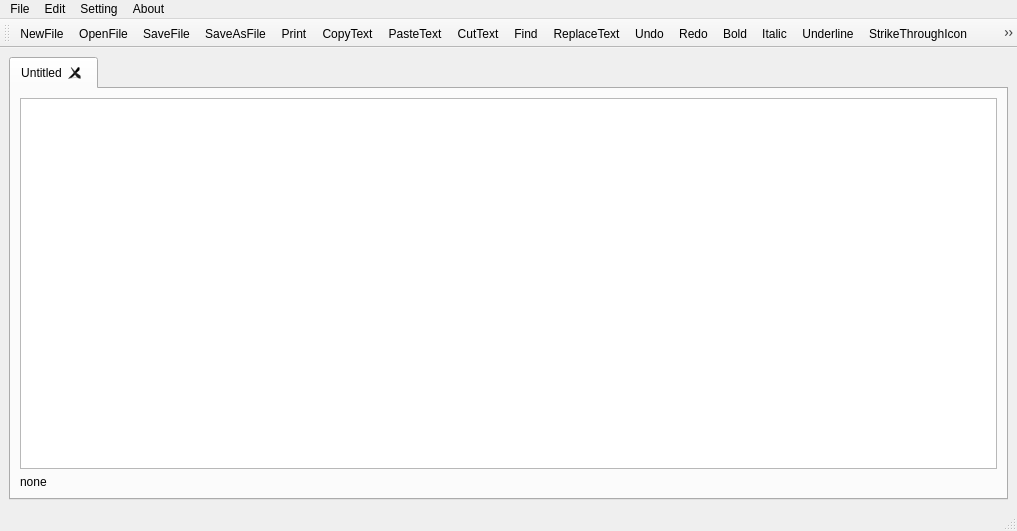
Before: the Qt Designer form src/mainwindow.ui in Klaksyn/FlexuraNoteRemaster, drawn with Qt 5.
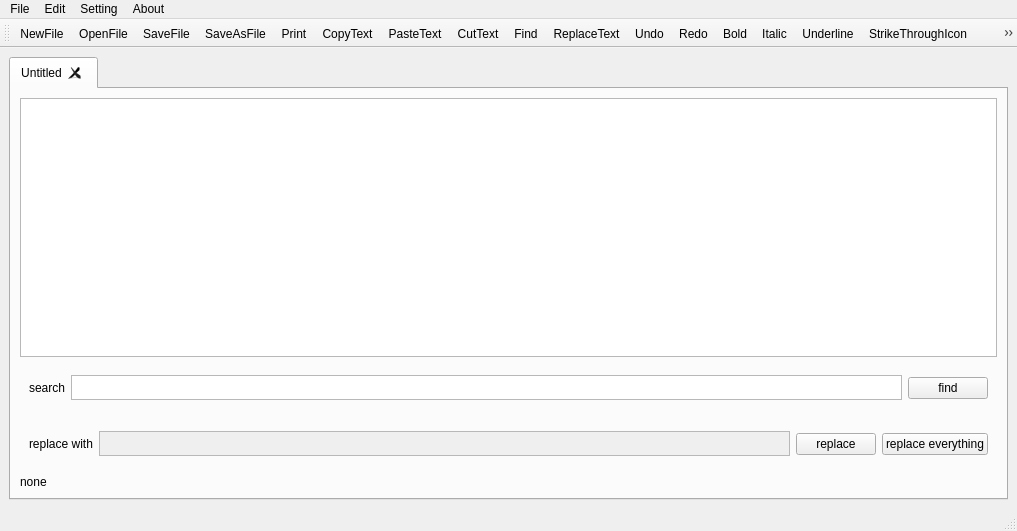
After: the same form once the commit is applied. Icons and pictures are not drawn.

Commit message: The search design has been changed

Diff of the .ui file:
```diff
--- a/src/mainwindow.ui
+++ b/src/mainwindow.ui
@@ -44,6 +44,97 @@
           </property>
          </widget>
         </item>
+        <item>
+         <widget class="QWidget" name="searchWidget" native="true">
+          <property name="enabled">
+           <bool>true</bool>
+          </property>
+          <property name="maximumSize">
+           <size>
+            <width>16777215</width>
+            <height>50</height>
+           </size>
+          </property>
+          <layout class="QHBoxLayout" name="horizontalLayout_2">
+           <item>
+            <widget class="QLabel" name="labelSearch">
+             <property name="text">
+              <string>search</string>
+             </property>
+            </widget>
+           </item>
+           <item>
+            <widget class="QPlainTextEdit" name="plainTextEditSearch">
+             <property name="maximumSize">
+              <size>
+               <width>16777215</width>
+               <height>25</height>
+              </size>
+             </property>
+             <property name="lineWrapMode">
+              <enum>QPlainTextEdit::NoWrap</enum>
+             </property>
+            </widget>
+           </item>
+           <item>
+            <widget class="QPushButton" name="pushButton">
+             <property name="text">
+              <string>find</string>
+             </property>
+            </widget>
+           </item>
+          </layout>
+         </widget>
+        </item>
+        <item>
+         <widget class="QWidget" name="replaceWidget" native="true">
+          <property name="maximumSize">
+           <size>
+            <width>16777215</width>
+            <height>50</height>
+           </size>
+          </property>
+          <layout class="QHBoxLayout" name="horizontalLayout_3">
+           <item>
+            <widget class="QLabel" name="labelReplace">
+             <property name="text">
+              <string>replace with</string>
+             </property>
+            </widget>
+           </item>
+           <item>
+            <widget class="QPlainTextEdit" name="plainTextEditReplaceOn">
+             <property name="enabled">
+              <bool>false</bool>
+             </property>
+             <property name="maximumSize">
+              <size>
+               <width>16777215</width>
+               <height>25</height>
+              </size>
+             </property>
+             <property name="lineWrapMode">
+              <enum>QPlainTextEdit::NoWrap</enum>
+             </property>
+            </widget>
+           </item>
+           <item>
+            <widget class="QPushButton" name="pushButton_2">
+             <property name="text">
+              <string>replace</string>
+             </property>
+            </widget>
+           </item>
+           <item>
+            <widget class="QPushButton" name="pushButton_3">
+             <property name="text">
+              <string>replace everything</string>
+             </property>
+            </widget>
+           </item>
+          </layout>
+         </widget>
+        </item>
         <item>
          <widget class="QLabel" name="pathLabel">
           <property name="text">
```
The commit also changes 7 other files.
